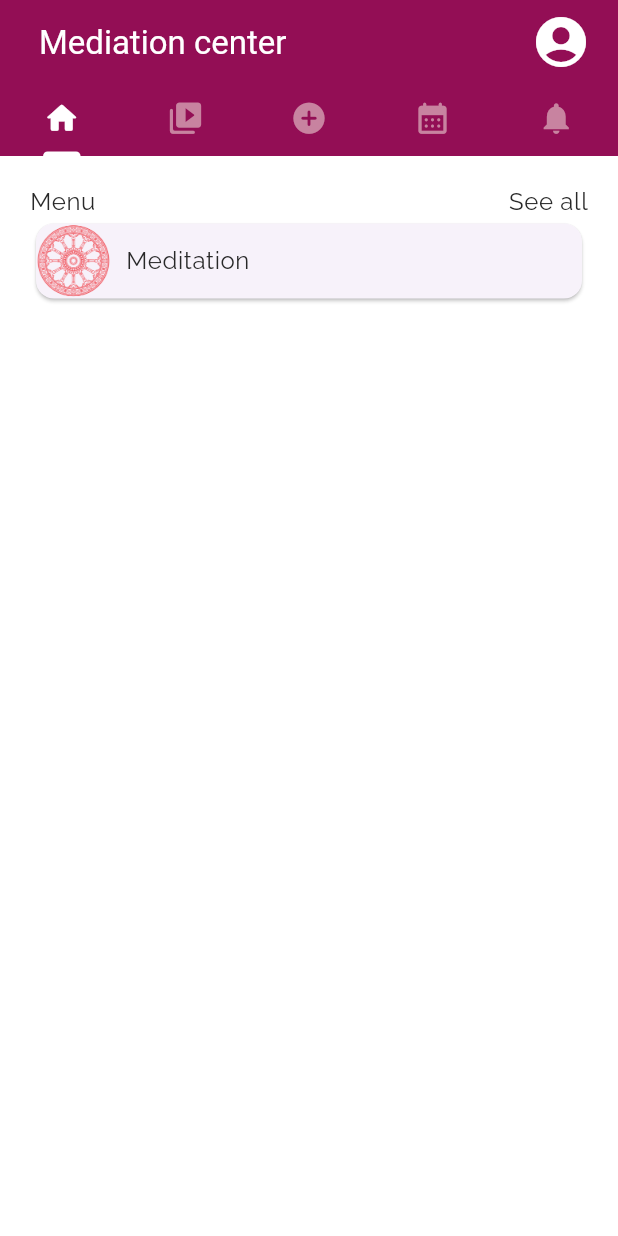
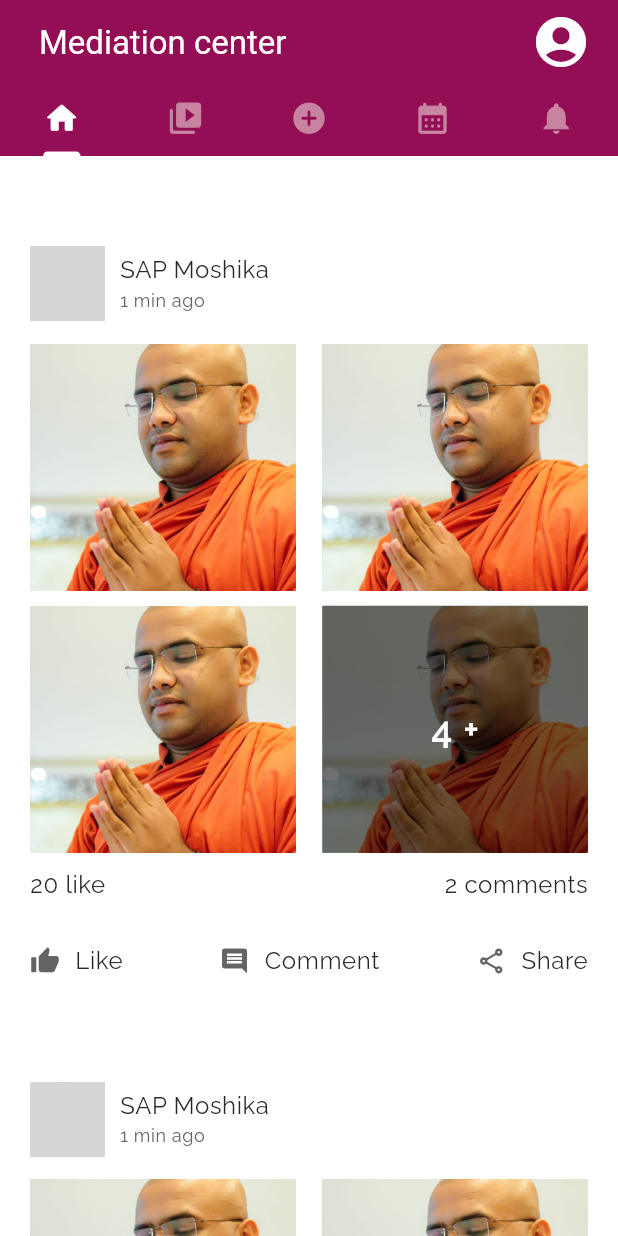
Before and after one commit to moshika38/Meditation-Center-App, a Flutter app: the screen it shows after launch, on a phone screen of 412 x 824 dp. Run offline on Flutter 3.47's test engine with Material 3 defaults, Android fonts, the phone set to English and light mode, and no system bars; our stand-ins replace go_router, google_fonts; network calls fail; grey boxes are pictures that could not be loaded.

Commit message:
change home screen ui

```diff
--- /dev/null
+++ b/lib/components/menu.card.dart
@@ -0,0 +1,31 @@
+import 'package:flutter/material.dart';
+
+class MenuCard extends StatelessWidget {
+  final String text;
+  const MenuCard({super.key, required this.text});
+
+  @override
+  Widget build(BuildContext context) {
+    return Padding(
+      padding: const EdgeInsets.symmetric(vertical: 2),
+      child: Card(
+        child: Padding(
+          padding: const EdgeInsets.symmetric(horizontal: 10, vertical: 20),
+          child: Row(
+            children: [
+              Image.asset("assets/icons/circle.png", width: 50, height: 50),
+              const SizedBox(width: 10),
+              Expanded(
+                child: Text(
+                  text,
+                  style: Theme.of(context).textTheme.bodySmall,
+                  softWrap: true,
+                ),
+              ),
+            ],
+          ),
+        ),
+      ),
+    );
+  }
+}
--- /dev/null
+++ b/lib/components/notice.card.dart
@@ -0,0 +1,141 @@
+import 'package:flutter/material.dart';
+import 'package:meditation_center/utils/app.colors.dart';
+
+class NoticeCard extends StatelessWidget {
+  const NoticeCard({super.key});
+
+  @override
+  Widget build(BuildContext context) {
+    return Padding(
+      padding: const EdgeInsets.symmetric(vertical: 20),
+      child: Container(
+        child: Column(
+          children: [
+            // user info
+            Row(
+              children: [
+                CircleAvatar(
+                  radius: 25,
+                  backgroundImage: NetworkImage(
+                    "https://randomuser.me/api/portraits/men/1.jpg",
+                  ),
+                ),
+                const SizedBox(width: 10),
+                Column(
+                  crossAxisAlignment: CrossAxisAlignment.start,
+                  children: [
+                    Text(
+                      "SAP Moshika",
+                      style: Theme.of(context).textTheme.bodySmall,
+                    ),
+                    SizedBox(height: 2),
+                    Text(
+                      "1 min ago",
+                      style: Theme.of(context)
+                          .textTheme
+                          .bodySmall!
+                          .copyWith(color: AppColors.gray, fontSize: 12),
+                    ),
+                  ],
+                ),
+              ],
+            ),
+
+            const SizedBox(height: 15),
+
+            // content
+            Container(
+              width: double.infinity,
+              height: 350,
+              child: Column(
+                children: [
+                  _imageCard(context, false),
+                  const SizedBox(height: 10),
+                  _imageCard(context, true),
+                ],
+              ),
+            ),
+            Row(
+              mainAxisAlignment: MainAxisAlignment.spaceBetween,
+              children: [
+                Text("20 like", style: Theme.of(context).textTheme.bodySmall),
+                Text("2 comments",
+                    style: Theme.of(context).textTheme.bodySmall),
+              ],
+            ),
+
+            const SizedBox(height: 30),
+            Row(
+              mainAxisAlignment: MainAxisAlignment.spaceBetween,
+              children: [
+                _actionBtn(context, Icons.thumb_up, "Like", () {}),
+                _actionBtn(context, Icons.comment, "Comment", () {}),
+                _actionBtn(context, Icons.share_outlined, "Share", () {}),
+              ],
+            ),
+            const SizedBox(height: 30),
+          ],
+        ),
+      ),
+    );
+  }
+
+  Widget _actionBtn(
+      BuildContext context, IconData icon, String text, VoidCallback onTap) {
+    return GestureDetector(
+      onTap: onTap,
+      child: Row(
+        children: [
+          Icon(
+            icon,
+            color: AppColors.gray,
+            size: 20,
+          ),
+          const SizedBox(width: 10),
+          Text(
+            text,
+            style: Theme.of(context).textTheme.bodySmall,
+          ),
+        ],
+      ),
+    );
+  }
+
+  Widget _imageCard(BuildContext context, bool lastChild) {
+    return Row(
+      mainAxisAlignment: MainAxisAlignment.spaceBetween,
+      children: [
+        Image.asset(
+          'assets/jpg/IMG-20240412-WA0001.jpg',
+          width: MediaQuery.of(context).size.width * 0.43,
+          height: MediaQuery.of(context).size.height * 0.2,
+          fit: BoxFit.cover,
+        ),
+        Stack(
+          children: [
+            Image.asset(
+              'assets/jpg/IMG-20240412-WA0001.jpg',
+              width: MediaQuery.of(context).size.width * 0.43,
+              height: MediaQuery.of(context).size.height * 0.2,
+              fit: BoxFit.cover,
+            ),
+            lastChild
+                ? Container(
+                    color: const Color.fromARGB(143, 0, 0, 0),
+                    width: MediaQuery.of(context).size.width * 0.43,
+                    height: MediaQuery.of(context).size.height * 0.2,
+                    child: Center(
+                        child: Text(
+                      "4 +",
+                      style: Theme.of(context).textTheme.bodyLarge!.copyWith(
+                          color: AppColors.whiteColor,
+                          fontWeight: FontWeight.w600),
+                    )),
+                  )
+                : SizedBox.shrink(),
+          ],
+        ),
+      ],
+    );
+  }
+}
--- a/lib/presentation/pages/home.page.dart
+++ b/lib/presentation/pages/home.page.dart
@@ -1,4 +1,5 @@
 import 'package:flutter/material.dart';
+import 'package:meditation_center/components/notice.card.dart';
 
 class HomePage extends StatelessWidget {
   final VoidCallback onTap;
@@ -6,36 +7,20 @@ class HomePage extends StatelessWidget {
 
   @override
   Widget build(BuildContext context) {
-    return Padding(
-      padding: const EdgeInsets.only(top: 20, left: 20, right: 20),
-      child: Column(
-        children: [
-          Row(
-            mainAxisAlignment: MainAxisAlignment.spaceBetween,
-            children: [
-              Text("Menu", style: Theme.of(context).textTheme.bodySmall),
-              GestureDetector(
-                onTap: onTap,
-                child: Text(
-                  "See all",
-                  style: Theme.of(context).textTheme.bodySmall,
-                ),
-              ),
-            ],
-          ),
-          Card(
-            child: Row(
-              children: [
-                Image.asset("assets/icons/circle.png", width: 50, height: 50),
-                const SizedBox(width: 10),
-                Text(
-                  "Meditation",
-                  style: Theme.of(context).textTheme.bodySmall,
-                ),
-              ],
-            ),
-          )
-        ],
+    return SingleChildScrollView(
+      physics: const BouncingScrollPhysics(),
+      child: Padding(
+        padding: const EdgeInsets.only(top: 20, left: 20, right: 20),
+        child: Column(
+          children: [
+
+
+            SizedBox(height: 20),
+            NoticeCard(),
+            NoticeCard(),
+            NoticeCard(),
+          ],
+        ),
       ),
     );
   }
--- a/pubspec.yaml
+++ b/pubspec.yaml
@@ -63,6 +63,7 @@ flutter:
   assets:
     - assets/logo/
     - assets/icons/
+    - assets/jpg/
 
   # An image asset can refer to one or more resolution-specific "variants", see
   # https://flutter.dev/to/resolution-aware-images
```
Also changed, not shown: assets/jpg/IMG-20240412-WA0001.jpg (added).
